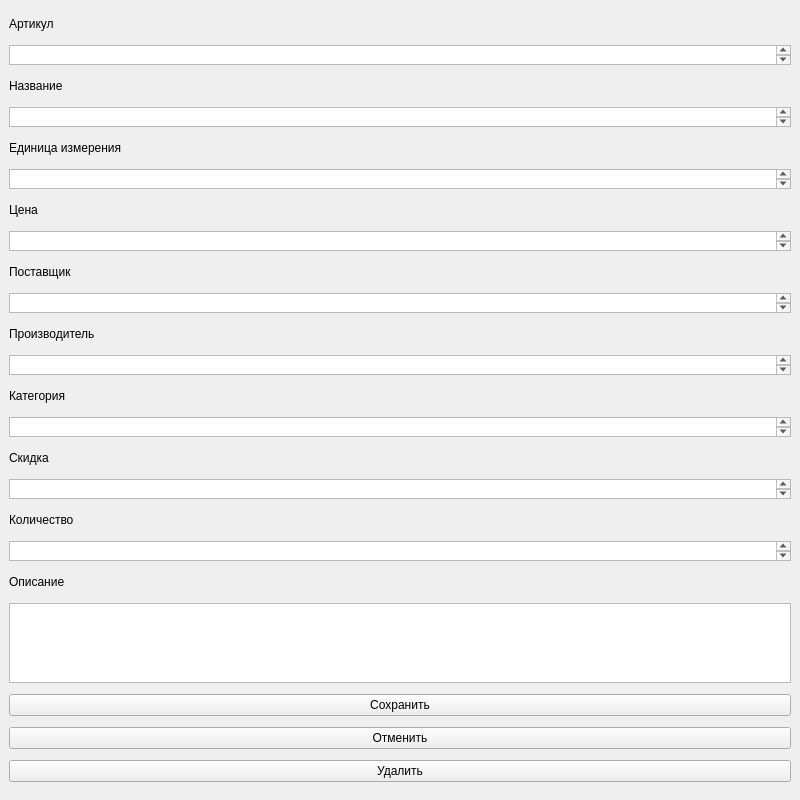
First picture: the form in UI/edit.ui, repository MagentaNyashka/DemoExamen, before the edit.
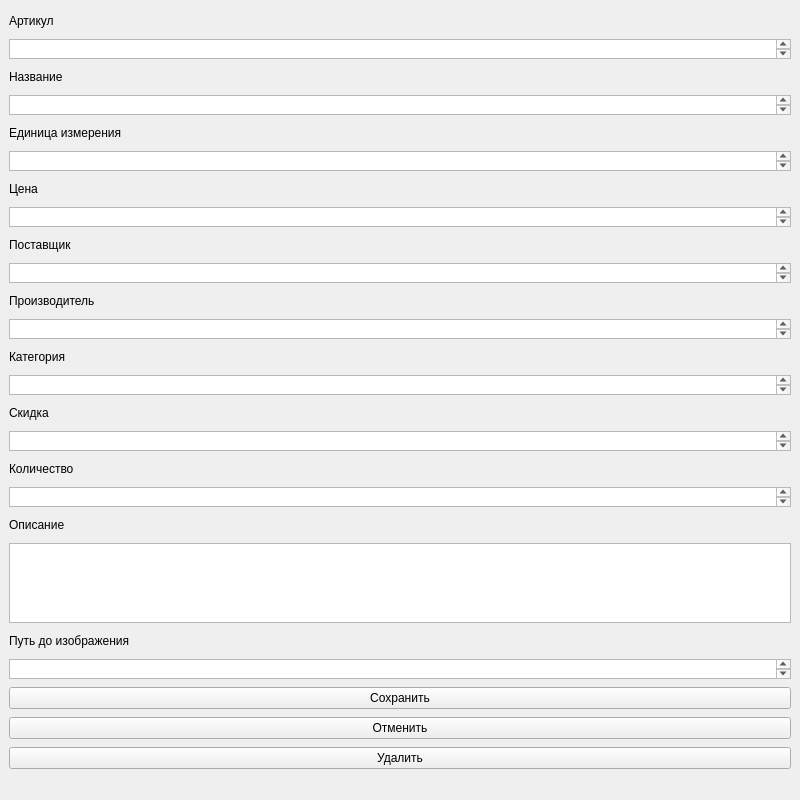
Second picture: the form after the edit.

The edit to the form file:
```diff
--- a/UI/edit.ui
+++ b/UI/edit.ui
@@ -245,6 +245,29 @@
       </property>
      </widget>
     </item>
+    <item>
+     <widget class="QLabel" name="image_url">
+      <property name="maximumSize">
+       <size>
+        <width>16777215</width>
+        <height>20</height>
+       </size>
+      </property>
+      <property name="text">
+       <string>Путь до изображения</string>
+      </property>
+     </widget>
+    </item>
+    <item>
+     <widget class="QTextEdit" name="image_url_edit">
+      <property name="maximumSize">
+       <size>
+        <width>16777215</width>
+        <height>20</height>
+       </size>
+      </property>
+     </widget>
+    </item>
     <item>
      <widget class="QPushButton" name="confirm_btn">
       <property name="text">
```
